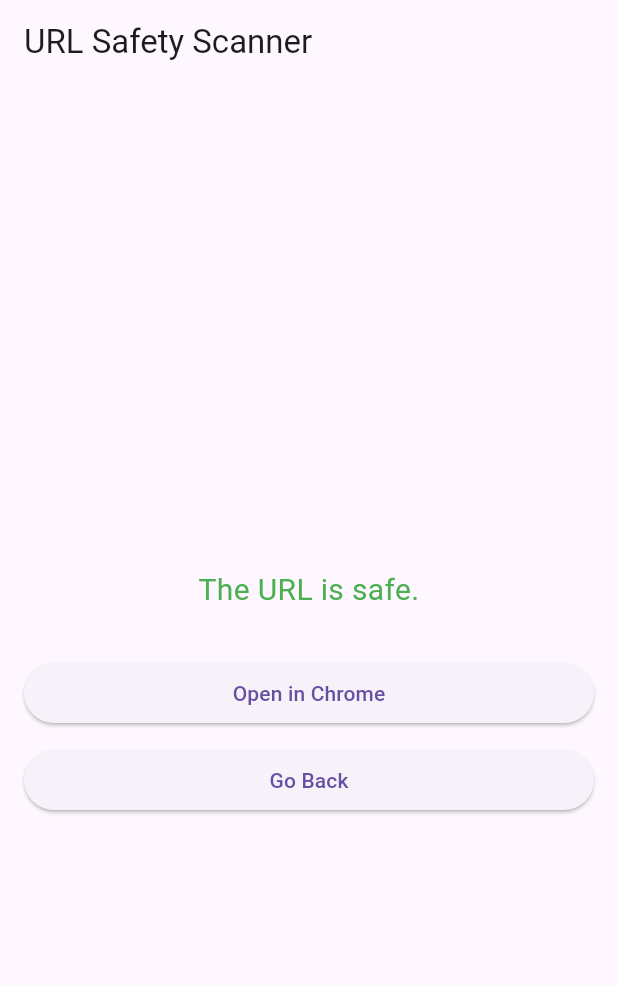
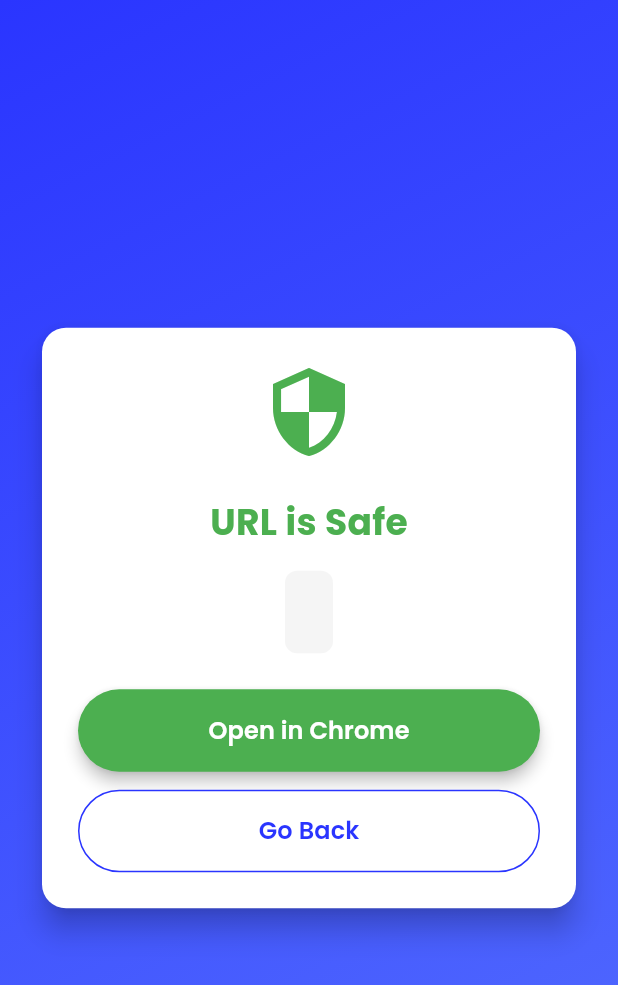
Before and after one commit to heysagnik/phish-guard, a Flutter app: the URLSafetyScreen screen opened directly with empty values, on a phone screen of 412 x 824 dp. Shown: the top 985 px of the screen. Run offline on Flutter 3.47's test engine with Material 3 defaults, Android fonts, the phone set to English and light mode, and no system bars; our stand-ins replace app_links, flutter_svg, google_fonts, lottie, permission_handler, platform and 1 more; missing offline and left inert: android_intent_plus; accounts and stored records are empty; network calls fail.

Commit message:
Enhance URL safety screen: add loading animation, improve error handling, and update UI layout

```diff
--- a/lib/url_safety_screen.dart
+++ b/lib/url_safety_screen.dart
@@ -1,25 +1,31 @@
 import 'package:flutter/material.dart';
+import 'package:google_fonts/google_fonts.dart';
 import 'package:phisguard/url_safety.dart';
 import 'package:url_launcher/url_launcher.dart';
 import 'dart:io';
 
 class URLSafetyScreen extends StatefulWidget {
   final String url;
-
   const URLSafetyScreen({super.key, required this.url});
 
   @override
   _URLSafetyScreenState createState() => _URLSafetyScreenState();
 }
 
-class _URLSafetyScreenState extends State<URLSafetyScreen> {
+class _URLSafetyScreenState extends State<URLSafetyScreen>
+    with SingleTickerProviderStateMixin {
   late Future<bool> _safetyFuture;
-  bool _isSafe = true; // Default to safe
+  bool _isSafe = true;
   bool _isLoading = true;
+  late AnimationController _animationController;
 
   @override
   void initState() {
     super.initState();
+    _animationController = AnimationController(
+      duration: const Duration(seconds: 2),
+      vsync: this,
+    )..repeat();
     _safetyFuture = URLSafety.isURLSafe(widget.url);
     _safetyFuture.then((value) {
       setState(() {
@@ -30,21 +36,50 @@ class _URLSafetyScreenState extends State<URLSafetyScreen> {
   }
 
   @override
+  void dispose() {
+    _animationController.dispose();
+    super.dispose();
+  }
+
+  @override
   Widget build(BuildContext context) {
     return Scaffold(
-      appBar: AppBar(
-        title: const Text('URL Safety Scanner'),
+      body: Container(
+        decoration: BoxDecoration(
+          gradient: LinearGradient(
+            begin: Alignment.topLeft,
+            end: Alignment.bottomRight,
+            colors: [
+              Color(0xFF2A35FF),
+              Color(0xFF536DFE),
+            ],
           ),
-      body: Padding(
-        padding: const EdgeInsets.all(16),
+        ),
+        child: SafeArea(
+          child: Padding(
+            padding: const EdgeInsets.all(24),
             child: _isLoading
-            ? const Center(
+                ? Center(
                     child: Column(
                       mainAxisAlignment: MainAxisAlignment.center,
                       children: [
-                    CircularProgressIndicator(),
-                    SizedBox(height: 16),
-                    Text('Scanning URL...'),
+                        RotationTransition(
+                          turns: _animationController,
+                          child: Icon(
+                            Icons.security,
+                            size: 64,
+                            color: Colors.white,
+                          ),
+                        ),
+                        SizedBox(height: 24),
+                        Text(
+                          'Scanning URL...',
+                          style: GoogleFonts.poppins(
+                            fontSize: 20,
+                            color: Colors.white,
+                            fontWeight: FontWeight.w500,
+                          ),
+                        ),
                       ],
                     ),
                   )
@@ -52,53 +87,157 @@ class _URLSafetyScreenState extends State<URLSafetyScreen> {
                     future: _safetyFuture,
                     builder: (context, snapshot) {
                       if (snapshot.hasError) {
-                    return Center(
-                        child: Text('Error scanning URL: ${snapshot.error}'));
+                        return _buildErrorWidget(snapshot.error.toString());
                       }
 
                       _isSafe = snapshot.data ?? true;
+                      return _buildResultWidget();
+                    },
+                  ),
+          ),
+        ),
+      ),
+    );
+  }
 
+  Widget _buildErrorWidget(String error) {
+    return Center(
+      child: Card(
+        color: Colors.white,
+        elevation: 8,
+        shape: RoundedRectangleBorder(borderRadius: BorderRadius.circular(16)),
+        child: Padding(
+          padding: const EdgeInsets.all(24),
+          child: Column(
+            mainAxisSize: MainAxisSize.min,
+            children: [
+              Icon(Icons.error_outline, size: 64, color: Colors.red),
+              SizedBox(height: 16),
+              Text(
+                'Error scanning URL',
+                style: GoogleFonts.poppins(
+                  fontSize: 20,
+                  fontWeight: FontWeight.bold,
+                ),
+              ),
+              SizedBox(height: 8),
+              Text(
+                error,
+                textAlign: TextAlign.center,
+                style: GoogleFonts.poppins(color: Colors.grey[600]),
+              ),
+              SizedBox(height: 24),
+              _buildButton('Try Again', () => _initializeData()),
+            ],
+          ),
+        ),
+      ),
+    );
+  }
+
+  Widget _buildResultWidget() {
     final chromeUrl =
         'googlechrome://navigate?url=${Uri.encodeFull(widget.url)}';
 
-                  return Column(
-                    mainAxisAlignment: MainAxisAlignment.center,
-                    crossAxisAlignment: CrossAxisAlignment.stretch,
+    return Center(
+      child: Card(
+        color: Colors.white,
+        elevation: 8,
+        shape: RoundedRectangleBorder(borderRadius: BorderRadius.circular(16)),
+        child: Padding(
+          padding: const EdgeInsets.all(24),
+          child: Column(
+            mainAxisSize: MainAxisSize.min,
             children: [
+              Icon(
+                _isSafe ? Icons.security : Icons.warning,
+                size: 64,
+                color: _isSafe ? Colors.green : Colors.red,
+              ),
+              SizedBox(height: 24),
               Text(
-                        widget.url,
-                        textAlign: TextAlign.center,
-                        style: const TextStyle(fontSize: 16),
-                      ),
-                      const SizedBox(height: 20),
-                      Text(
-                        _isSafe
-                            ? 'The URL is safe.'
-                            : 'The URL appears to be suspicious!',
-                        textAlign: TextAlign.center,
-                        style: TextStyle(
-                          fontSize: 20,
+                _isSafe ? 'URL is Safe' : 'Suspicious URL Detected!',
+                style: GoogleFonts.poppins(
+                  fontSize: 24,
+                  fontWeight: FontWeight.bold,
                   color: _isSafe ? Colors.green : Colors.red,
                 ),
               ),
-                      const SizedBox(height: 30),
-                      ElevatedButton(
-                        onPressed: _isSafe
-                            ? () => _launchUrl(Uri.parse(chromeUrl), context)
-                            : null,
-                        child: const Text('Open in Chrome'),
+              SizedBox(height: 16),
+              Container(
+                padding: EdgeInsets.all(16),
+                decoration: BoxDecoration(
+                  color: Colors.grey[100],
+                  borderRadius: BorderRadius.circular(8),
                 ),
-                      const SizedBox(height: 10),
-                      ElevatedButton(
-                        onPressed: () => Navigator.pop(context),
-                        child: const Text('Go Back'),
+                child: Text(
+                  widget.url,
+                  textAlign: TextAlign.center,
+                  style: GoogleFonts.poppins(
+                    fontSize: 16,
+                    color: Colors.grey[800],
+                  ),
+                ),
+              ),
+              SizedBox(height: 24),
+              if (_isSafe)
+                _buildButton(
+                  'Open in Chrome',
+                  () => _launchUrl(Uri.parse(chromeUrl), context),
+                  color: Colors.green,
+                ),
+              SizedBox(height: 12),
+              _buildButton(
+                'Go Back',
+                () => Navigator.of(context).pop(),
+                outlined: true,
               ),
             ],
-                  );
-                },
+          ),
         ),
       ),
     );
+  }
+
+  Widget _buildButton(String text, VoidCallback onPressed,
+      {bool outlined = false, Color? color}) {
+    return SizedBox(
+      width: double.infinity,
+      child: ElevatedButton(
+        onPressed: onPressed,
+        style: ElevatedButton.styleFrom(
+          padding: EdgeInsets.symmetric(vertical: 16),
+          backgroundColor:
+              outlined ? Colors.white : (color ?? Color(0xFF2A35FF)),
+          foregroundColor: outlined ? Color(0xFF2A35FF) : Colors.white,
+          elevation: outlined ? 0 : 4,
+          side: outlined ? BorderSide(color: Color(0xFF2A35FF)) : null,
+          shape: RoundedRectangleBorder(
+            borderRadius: BorderRadius.circular(30),
+          ),
+        ),
+        child: Text(
+          text,
+          style: GoogleFonts.poppins(
+            fontSize: 16,
+            fontWeight: FontWeight.w600,
+          ),
+        ),
+      ),
+    );
+  }
+
+  void _initializeData() {
+    setState(() {
+      _isLoading = true;
+      _safetyFuture = URLSafety.isURLSafe(widget.url);
+      _safetyFuture.then((value) {
+        setState(() {
+          _isSafe = value;
+          _isLoading = false;
+        });
+      });
+    });
   }
 
   Future<void> _launchUrl(Uri uri, BuildContext context) async {
```
Lines whose indentation alone changed are shown as unchanged.
